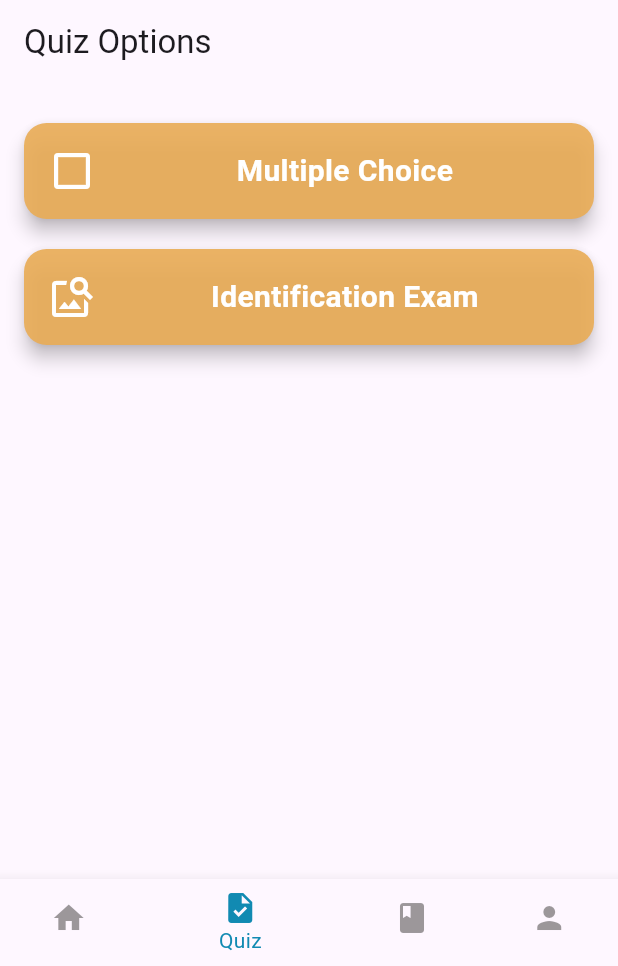
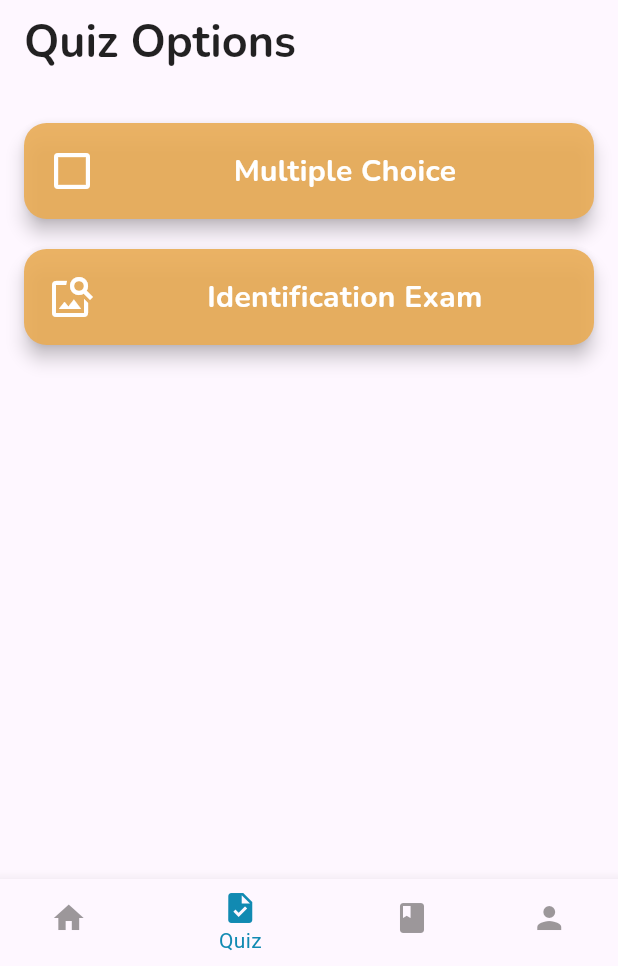
Before and after one commit to iZilchi/Quiz-Whiz, a Flutter app: the screen it shows once a user with an empty profile is signed in, item 2 of the bottom bar chosen, on a phone screen of 412 x 824 dp, the part 270-1236 px from its top. Run offline on Flutter 3.47's test engine with Material 3 defaults, Android fonts, the light colour scheme and no system bars; our stand-ins replace cloud_firestore, firebase_auth, firebase_core, flutter_riverpod, google_fonts, image_picker and 1 more; accounts and stored records are empty; Roboto replaces fonts that are missing (Satoshi).

Commit message:
ui update

```diff
--- a/lib/navigation buttons/quiz_screen.dart
+++ b/lib/navigation buttons/quiz_screen.dart
@@ -1,4 +1,5 @@
 import 'package:flutter/material.dart';
+import 'package:google_fonts/google_fonts.dart';
 import '../quiz mode/identification.dart';
 import '../quiz mode/multiplechoice.dart';
 
@@ -37,7 +38,12 @@ class _QuizScreenState extends State<QuizScreen> {
   Widget build(BuildContext context) {
     return Scaffold(
       appBar: AppBar(
-        title: const Text('Quiz Options'),
+        title: Text('Quiz Options',
+        style: GoogleFonts.nunito(
+            fontSize: 30,
+            fontWeight: FontWeight.bold,
+            color: Colors.black87,
+          ),),
         automaticallyImplyLeading: false, // Disable the back button
       ),
       body: Padding(
@@ -73,8 +79,7 @@ class _QuizScreenState extends State<QuizScreen> {
                       Expanded(
                         child: Text(
                           option['title'],
-                          style: const TextStyle(
-                            fontFamily: 'Satoshi',
+                          style: GoogleFonts.nunito(
                             fontSize: 20,
                             fontWeight: FontWeight.bold,
                             color: Colors.white,
--- a/lib/subject function/add_flashcardSets_screen.dart
+++ b/lib/subject function/add_flashcardSets_screen.dart
@@ -1,6 +1,7 @@
 import 'package:flashcard_project/subject%20function/add_flashcards_screen.dart';
 import 'package:flutter/material.dart';
 import 'package:flutter_riverpod/flutter_riverpod.dart';
+import 'package:google_fonts/google_fonts.dart';
 import '../models.dart';
 import '../providers/flashcardSet_provider.dart';
 
@@ -306,9 +307,8 @@ class AddFlashcardSetScreen extends ConsumerWidget {
   appBar: AppBar(
     title: Text(
       'Flashcard Sets for ${subject.title}',
-      style: const TextStyle(
-        color: Colors.black87,
-        fontWeight: FontWeight.bold,
+      style: GoogleFonts.poppins(
+        fontWeight: FontWeight.w600,
         fontSize: 20,
       ),
     ),
--- a/pubspec.yaml
+++ b/pubspec.yaml
@@ -44,6 +44,7 @@ dependencies:
   path_provider: ^2.0.10
   shared_preferences: ^2.0.17
   logger: ^1.1.0
+  google_fonts: ^6.2.1
 
 dev_dependencies:
   flutter_test:
```
Also changed, not shown: lib/pages/home_page.dart (+7 -5 lines), lib/quiz mode/identification.dart (+10 -2 lines), lib/quiz mode/multiplechoice.dart (+11 -2 lines), lib/subject function/add_flashcards_screen.dart (+7 -2 lines), pubspec.lock.
